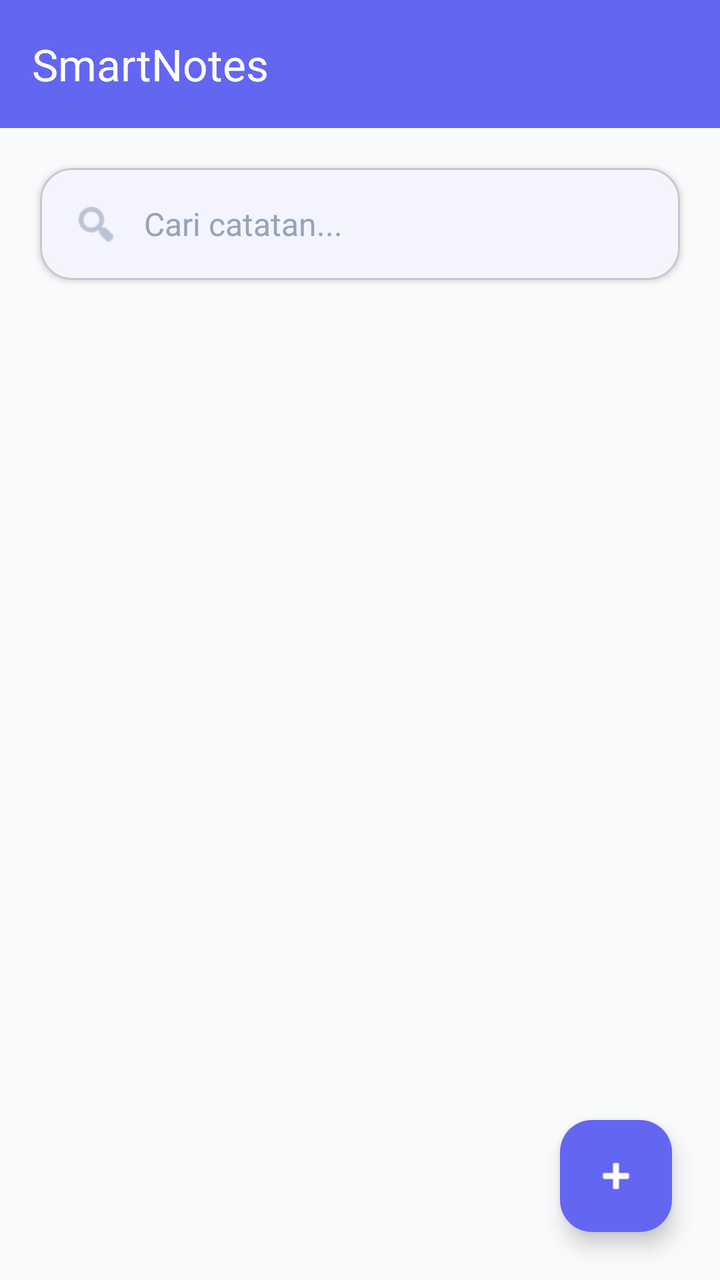
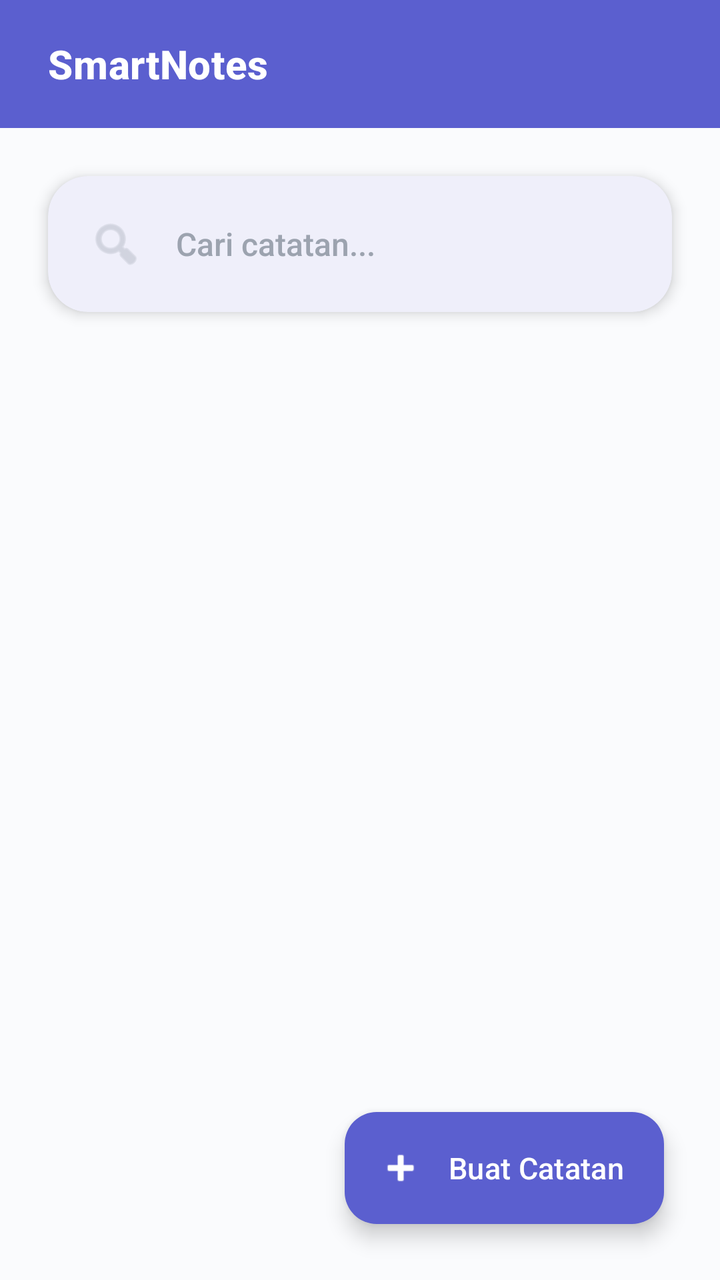

Compare the two renders of this Android layout. The source of the first and the diff that turns it into the second are given below.
<!-- AndroidManifest.xml: application theme Theme.SmartNotes -->
<!-- res/layout/activity_main.xml -->
<?xml version="1.0" encoding="utf-8"?>
<androidx.coordinatorlayout.widget.CoordinatorLayout
    xmlns:android="http://schemas.android.com/apk/res/android"
    xmlns:app="http://schemas.android.com/apk/res-auto"
    xmlns:tools="http://schemas.android.com/tools"
    android:layout_width="match_parent"
    android:layout_height="match_parent"
    android:background="@color/background"
    tools:context=".MainActivity">

    
    <com.google.android.material.appbar.AppBarLayout
        android:id="@+id/appBarLayout"
        android:layout_width="match_parent"
        android:layout_height="wrap_content"
        android:background="@color/primary"
        android:elevation="0dp"
        android:theme="@style/ThemeOverlay.Material3.Dark">

        
        <androidx.appcompat.widget.Toolbar
            android:id="@+id/toolbar"
            android:layout_width="match_parent"
            android:layout_height="?attr/actionBarSize"
            android:background="@android:color/transparent"
            app:title="@string/app_name"
            app:titleTextColor="@color/white"
            app:popupTheme="@style/ThemeOverlay.AppCompat.Light" />

        
        <androidx.appcompat.widget.Toolbar
            android:id="@+id/selectionToolbar"
            android:layout_width="match_parent"
            android:layout_height="?attr/actionBarSize"
            android:background="@color/accent"
            app:title="0 dipilih"
            app:titleTextColor="@color/white"
            android:visibility="gone" />

    </com.google.android.material.appbar.AppBarLayout>

    
    <androidx.core.widget.NestedScrollView
        android:layout_width="match_parent"
        android:layout_height="match_parent"
        android:fillViewport="true"
        app:layout_behavior="@string/appbar_scrolling_view_behavior">

        <LinearLayout
            android:layout_width="match_parent"
            android:layout_height="wrap_content"
            android:orientation="vertical">

            
            <com.google.android.material.card.MaterialCardView
                android:layout_width="match_parent"
                android:layout_height="wrap_content"
                android:layout_marginStart="20dp"
                android:layout_marginEnd="20dp"
                android:layout_marginTop="20dp"
                android:layout_marginBottom="16dp"
                app:cardCornerRadius="16dp"
                app:cardElevation="2dp"
                app:cardBackgroundColor="@color/card_background">

                <LinearLayout
                    android:layout_width="match_parent"
                    android:layout_height="wrap_content"
                    android:orientation="horizontal"
                    android:gravity="center_vertical"
                    android:padding="16dp">

                    <ImageView
                        android:layout_width="24dp"
                        android:layout_height="24dp"
                        android:src="@android:drawable/ic_menu_search"
                        android:tint="@color/text_tertiary"
                        android:layout_marginEnd="12dp" />

                    <EditText
                        android:id="@+id/searchEditText"
                        android:layout_width="0dp"
                        android:layout_height="wrap_content"
                        android:layout_weight="1"
                        android:hint="@string/search_notes"
                        android:textSize="16sp"
                        android:textColor="@color/text_primary"
                        android:textColorHint="@color/text_tertiary"
                        android:background="@android:color/transparent"
                        android:inputType="text"
                        android:maxLines="1" />

                </LinearLayout>

            </com.google.android.material.card.MaterialCardView>

            
            <androidx.recyclerview.widget.RecyclerView
                android:id="@+id/notesRecyclerView"
                android:layout_width="match_parent"
                android:layout_height="wrap_content"
                android:paddingStart="12dp"
                android:paddingEnd="12dp"
                android:paddingBottom="100dp"
                android:clipToPadding="false"
                android:overScrollMode="never"
                tools:listitem="@layout/item_note" />

            
            <LinearLayout
                android:id="@+id/emptyStateLayout"
                android:layout_width="match_parent"
                android:layout_height="wrap_content"
                android:orientation="vertical"
                android:gravity="center"
                android:padding="48dp"
                android:layout_marginTop="80dp"
                android:visibility="gone">

                <ImageView
                    android:layout_width="120dp"
                    android:layout_height="120dp"
                    android:src="@android:drawable/ic_menu_edit"
                    android:tint="@color/text_tertiary"
                    android:alpha="0.3" />

                <TextView
                    android:layout_width="wrap_content"
                    android:layout_height="wrap_content"
                    android:text="@string/no_notes_yet"
                    android:textSize="20sp"
                    android:textStyle="bold"
                    android:layout_marginTop="24dp"
                    android:textColor="@color/text_primary" />

                <TextView
                    android:layout_width="wrap_content"
                    android:layout_height="wrap_content"
                    android:text="@string/tap_plus_to_add"
                    android:textSize="14sp"
                    android:layout_marginTop="8dp"
                    android:textColor="@color/text_secondary"
                    android:gravity="center" />

            </LinearLayout>

        </LinearLayout>

    </androidx.core.widget.NestedScrollView>

    
    <com.google.android.material.floatingactionbutton.FloatingActionButton
        android:id="@+id/fabAddNote"
        android:layout_width="wrap_content"
        android:layout_height="wrap_content"
        android:layout_gravity="bottom|end"
        android:layout_margin="24dp"
        android:src="@android:drawable/ic_input_add"
        android:contentDescription="@string/add_note"
        app:tint="@color/white"
        app:backgroundTint="@color/primary" />

</androidx.coordinatorlayout.widget.CoordinatorLayout>
<!-- res/layout/item_note.xml (included above) -->
<?xml version="1.0" encoding="utf-8"?>
<com.google.android.material.card.MaterialCardView
    xmlns:android="http://schemas.android.com/apk/res/android"
    xmlns:app="http://schemas.android.com/apk/res-auto"
    android:id="@+id/cardView"
    android:layout_width="match_parent"
    android:layout_height="wrap_content"
    android:layout_margin="8dp"
    app:cardCornerRadius="12dp"
    app:cardElevation="2dp"
    android:clickable="true"
    android:focusable="true"
    android:foreground="?android:attr/selectableItemBackground">

    <LinearLayout
        android:layout_width="match_parent"
        android:layout_height="wrap_content"
        android:orientation="horizontal"
        android:padding="16dp">

        <CheckBox
            android:id="@+id/selectCheckbox"
            android:layout_width="wrap_content"
            android:layout_height="wrap_content"
            android:layout_gravity="center_vertical"
            android:visibility="gone" />

        <LinearLayout
            android:layout_width="0dp"
            android:layout_height="wrap_content"
            android:layout_weight="1"
            android:orientation="vertical"
            android:layout_marginStart="8dp">

            <LinearLayout
                android:layout_width="match_parent"
                android:layout_height="wrap_content"
                android:orientation="horizontal"
                android:gravity="center_vertical">

                <TextView
                    android:id="@+id/pinIcon"
                    android:layout_width="wrap_content"
                    android:layout_height="wrap_content"
                    android:text="📌"
                    android:textSize="16sp"
                    android:visibility="gone"
                    android:layout_marginEnd="4dp"
                    android:layout_marginTop="-2dp" />

                <TextView
                    android:id="@+id/titleTextView"
                    android:layout_width="0dp"
                    android:layout_height="wrap_content"
                    android:layout_weight="1"
                    android:text="Judul Catatan"
                    android:textSize="18sp"
                    android:textStyle="bold"
                    android:textColor="@color/black"
                    android:maxLines="1"
                    android:ellipsize="end" />

            </LinearLayout>

            <TextView
                android:id="@+id/contentTextView"
                android:layout_width="match_parent"
                android:layout_height="wrap_content"
                android:text="Isi catatan..."
                android:textSize="14sp"
                android:textColor="@color/gray"
                android:layout_marginTop="4dp"
                android:maxLines="3"
                android:ellipsize="end" />

            <LinearLayout
                android:layout_width="match_parent"
                android:layout_height="wrap_content"
                android:orientation="horizontal"
                android:layout_marginTop="8dp"
                android:gravity="center_vertical">

                <TextView
                    android:id="@+id/categoryTextView"
                    android:layout_width="wrap_content"
                    android:layout_height="wrap_content"
                    android:text="Pribadi"
                    android:textSize="11sp"
                    android:textColor="@color/white"
                    android:background="@color/accent"
                    android:paddingStart="8dp"
                    android:paddingEnd="8dp"
                    android:paddingTop="2dp"
                    android:paddingBottom="2dp"
                    android:layout_marginEnd="8dp" />

                <TextView
                    android:id="@+id/timestampTextView"
                    android:layout_width="wrap_content"
                    android:layout_height="wrap_content"
                    android:text="12 Jan 2025"
                    android:textSize="12sp"
                    android:textColor="@color/gray" />

            </LinearLayout>

        </LinearLayout>

    </LinearLayout>

</com.google.android.material.card.MaterialCardView>
<!-- resources referenced by this layout -->
<resources>
  <color name="accent">#8B5CF6</color>
  <color name="background">#F8FAFC</color>
  <color name="black">#0F172A</color>
  <color name="card_background">#FFFFFF</color>
  <color name="gray">#64748B</color>
  <color name="primary">#6366F1</color>
  <color name="text_primary">#0F172A</color>
  <color name="text_secondary">#64748B</color>
  <color name="text_tertiary">#94A3B8</color>
  <color name="white">#FFFFFF</color>
  <string name="add_note">Tambah Catatan</string>
  <string name="app_name">SmartNotes</string>
  <string name="search_notes">Cari catatan...</string>
  <style name="Theme.SmartNotes" parent="Theme.Material3.Light.NoActionBar">
          
          <item name="colorPrimary">@color/primary</item>
          <item name="colorPrimaryDark">@color/primary_dark</item>
          <item name="colorPrimaryContainer">@color/primary_light</item>
          <item name="colorOnPrimary">@color/white</item>
  
          
          <item name="colorSecondary">@color/accent</item>
          <item name="colorSecondaryContainer">@color/accent_light</item>
          <item name="colorOnSecondary">@color/white</item>
  
          
          <item name="colorSurface">@color/surface</item>
          <item name="colorSurfaceVariant">@color/surface_variant</item>
          <item name="colorOnSurface">@color/on_surface</item>
          <item name="colorOnSurfaceVariant">@color/on_surface_variant</item>
  
          
          <item name="android:colorBackground">@color/background</item>
          <item name="colorOnBackground">@color/text_primary</item>
  
          
          <item name="android:statusBarColor">@color/primary</item>
          <item name="android:windowLightStatusBar">false</item>
  
          
          <item name="android:navigationBarColor">@color/background</item>
          <item name="android:windowLightNavigationBar">true</item>
  
          
          <item name="android:textColorPrimary">@color/text_primary</item>
          <item name="android:textColorSecondary">@color/text_secondary</item>
  
          
          <item name="actionMenuTextColor">@color/white</item>
      </style>
  <color name="primary_dark">#4F46E5</color>
  <color name="primary_light">#818CF8</color>
  <color name="accent_light">#A78BFA</color>
  <color name="surface">#FFFFFF</color>
  <color name="surface_variant">#F1F5F9</color>
  <color name="on_surface">#0F172A</color>
  <color name="on_surface_variant">#64748B</color>
  <!-- unchanged entries left out for length: 3 -->
</resources>

<!-- the commit's change to res/layout/activity_main.xml (unified diff, before → after) -->
@@ -14,28 +14,35 @@
         android:layout_width="match_parent"
         android:layout_height="wrap_content"
         android:background="@color/primary"
-        android:elevation="0dp"
+        android:elevation="8dp"
         android:theme="@style/ThemeOverlay.Material3.Dark">
 
         
         <androidx.appcompat.widget.Toolbar
             android:id="@+id/toolbar"
             android:layout_width="match_parent"
-            android:layout_height="?attr/actionBarSize"
+            android:layout_height="64dp"
             android:background="@android:color/transparent"
+            android:paddingStart="20dp"
+            android:paddingEnd="20dp"
             app:title="@string/app_name"
             app:titleTextColor="@color/white"
+            app:titleTextAppearance="@style/ToolbarTitleStyle"
             app:popupTheme="@style/ThemeOverlay.AppCompat.Light" />
 
         
         <androidx.appcompat.widget.Toolbar
             android:id="@+id/selectionToolbar"
             android:layout_width="match_parent"
-            android:layout_height="?attr/actionBarSize"
+            android:layout_height="64dp"
             android:background="@color/accent"
+            android:paddingStart="20dp"
+            android:paddingEnd="20dp"
             app:title="0 dipilih"
             app:titleTextColor="@color/white"
-            android:visibility="gone" />
+            app:titleTextAppearance="@style/ToolbarTitleStyle"
+            android:visibility="gone"
+            android:elevation="8dp" />
 
     </com.google.android.material.appbar.AppBarLayout>
 
@@ -55,27 +62,29 @@
             <com.google.android.material.card.MaterialCardView
                 android:layout_width="match_parent"
                 android:layout_height="wrap_content"
-                android:layout_marginStart="20dp"
-                android:layout_marginEnd="20dp"
-                android:layout_marginTop="20dp"
+                android:layout_marginStart="24dp"
+                android:layout_marginEnd="24dp"
+                android:layout_marginTop="24dp"
                 android:layout_marginBottom="16dp"
-                app:cardCornerRadius="16dp"
-                app:cardElevation="2dp"
-                app:cardBackgroundColor="@color/card_background">
+                app:cardCornerRadius="20dp"
+                app:cardElevation="4dp"
+                app:cardBackgroundColor="@color/card_background"
+                app:strokeWidth="0dp">
 
                 <LinearLayout
                     android:layout_width="match_parent"
                     android:layout_height="wrap_content"
                     android:orientation="horizontal"
                     android:gravity="center_vertical"
-                    android:padding="16dp">
+                    android:padding="20dp">
 
                     <ImageView
-                        android:layout_width="24dp"
-                        android:layout_height="24dp"
+                        android:layout_width="28dp"
+                        android:layout_height="28dp"
                         android:src="@android:drawable/ic_menu_search"
                         android:tint="@color/text_tertiary"
-                        android:layout_marginEnd="12dp" />
+                        android:layout_marginEnd="16dp"
+                        android:alpha="0.6" />
 
                     <EditText
                         android:id="@+id/searchEditText"
@@ -88,6 +97,7 @@
                         android:textColorHint="@color/text_tertiary"
                         android:background="@android:color/transparent"
                         android:inputType="text"
+                        android:fontFamily="sans-serif-medium"
                         android:maxLines="1" />
 
                 </LinearLayout>
@@ -99,9 +109,9 @@
                 android:id="@+id/notesRecyclerView"
                 android:layout_width="match_parent"
                 android:layout_height="wrap_content"
-                android:paddingStart="12dp"
-                android:paddingEnd="12dp"
-                android:paddingBottom="100dp"
+                android:paddingStart="16dp"
+                android:paddingEnd="16dp"
+                android:paddingBottom="120dp"
                 android:clipToPadding="false"
                 android:overScrollMode="never"
                 tools:listitem="@layout/item_note" />
@@ -114,33 +124,35 @@
                 android:orientation="vertical"
                 android:gravity="center"
                 android:padding="48dp"
-                android:layout_marginTop="80dp"
+                android:layout_marginTop="60dp"
                 android:visibility="gone">
 
                 <ImageView
-                    android:layout_width="120dp"
-                    android:layout_height="120dp"
+                    android:layout_width="140dp"
+                    android:layout_height="140dp"
                     android:src="@android:drawable/ic_menu_edit"
-                    android:tint="@color/text_tertiary"
-                    android:alpha="0.3" />
+                    android:tint="@color/primary_light"
+                    android:alpha="0.2" />
 
                 <TextView
                     android:layout_width="wrap_content"
                     android:layout_height="wrap_content"
                     android:text="@string/no_notes_yet"
-                    android:textSize="20sp"
+                    android:textSize="24sp"
                     android:textStyle="bold"
-                    android:layout_marginTop="24dp"
+                    android:fontFamily="sans-serif-medium"
+                    android:layout_marginTop="32dp"
                     android:textColor="@color/text_primary" />
 
                 <TextView
                     android:layout_width="wrap_content"
                     android:layout_height="wrap_content"
                     android:text="@string/tap_plus_to_add"
-                    android:textSize="14sp"
-                    android:layout_marginTop="8dp"
+                    android:textSize="15sp"
+                    android:layout_marginTop="12dp"
                     android:textColor="@color/text_secondary"
-                    android:gravity="center" />
+                    android:gravity="center"
+                    android:lineSpacingExtra="2dp" />
 
             </LinearLayout>
 
@@ -149,16 +161,22 @@
     </androidx.core.widget.NestedScrollView>
 
     
-    <com.google.android.material.floatingactionbutton.FloatingActionButton
+    <com.google.android.material.floatingactionbutton.ExtendedFloatingActionButton
         android:id="@+id/fabAddNote"
         android:layout_width="wrap_content"
         android:layout_height="wrap_content"
         android:layout_gravity="bottom|end"
-        android:layout_margin="24dp"
-        android:src="@android:drawable/ic_input_add"
+        android:layout_margin="28dp"
+        android:text="Buat Catatan"
+        android:textSize="15sp"
+        android:textColor="@color/white"
+        android:fontFamily="sans-serif-medium"
+        app:icon="@android:drawable/ic_input_add"
+        app:iconTint="@color/white"
         android:contentDescription="@string/add_note"
-        app:tint="@color/white"
-        app:backgroundTint="@color/primary" />
+        app:backgroundTint="@color/primary"
+        app:elevation="12dp"
+        app:rippleColor="@color/primary_light" />
 
 </androidx.coordinatorlayout.widget.CoordinatorLayout>
 <!-- res/layout/item_note.xml (included above) -->
@@ -170,104 +188,130 @@
     android:layout_width="match_parent"
     android:layout_height="wrap_content"
     android:layout_margin="8dp"
-    app:cardCornerRadius="12dp"
-    app:cardElevation="2dp"
+    app:cardCornerRadius="16dp"
+    app:cardElevation="3dp"
     android:clickable="true"
     android:focusable="true"
+    android:stateListAnimator="@null"
     android:foreground="?android:attr/selectableItemBackground">
 
     <LinearLayout
         android:layout_width="match_parent"
         android:layout_height="wrap_content"
-        android:orientation="horizontal"
-        android:padding="16dp">
-
-        <CheckBox
-            android:id="@+id/selectCheckbox"
-            android:layout_width="wrap_content"
+        android:orientation="vertical">
+
+        
+        <View
+            android:id="@+id/accentBar"
+            android:layout_width="match_parent"
+            android:layout_height="4dp"
+            android:background="@color/primary"
+            android:visibility="gone" />
+
+        <LinearLayout
+            android:layout_width="match_parent"
             android:layout_height="wrap_content"
-            android:layout_gravity="center_vertical"
-            android:visibility="gone" />
-
-        <LinearLayout
-            android:layout_width="0dp"
-            android:layout_height="wrap_content"
-            android:layout_weight="1"
-            android:orientation="vertical"
-            android:layout_marginStart="8dp">
+            android:orientation="horizontal"
+            android:padding="20dp">
+
+            <CheckBox
+                android:id="@+id/selectCheckbox"
+                android:layout_width="wrap_content"
+                android:layout_height="wrap_content"
+                android:layout_gravity="center_vertical"
+                android:layout_marginEnd="12dp"
+                android:visibility="gone"
+                android:buttonTint="@color/primary" />
 
             <LinearLayout
-                android:layout_width="match_parent"
-                android:layout_height="wrap_content"
-                android:orientation="horizontal"
-                android:gravity="center_vertical">
-
+                android:layout_width="0dp"
+                android:layout_height="wrap_content"
+                android:layout_weight="1"
+                android:orientation="vertical">
+
+                
+                <LinearLayout
+                    android:layout_width="match_parent"
+                    android:layout_height="wrap_content"
+                    android:orientation="horizontal"
+                    android:gravity="center_vertical"
+                    android:layout_marginBottom="8dp">
+
+                    <TextView
+                        android:id="@+id/pinIcon"
+                        android:layout_width="wrap_content"
+                        android:layout_height="wrap_content"
+                        android:text="📌"
+                        android:textSize="18sp"
+                        android:visibility="gone"
+                        android:layout_marginEnd="8dp" />
+
+                    <TextView
+                        android:id="@+id/titleTextView"
+                        android:layout_width="0dp"
+                        android:layout_height="wrap_content"
+                        android:layout_weight="1"
+                        android:text="Judul Catatan"
+                        android:textSize="18sp"
+                        android:textStyle="bold"
+                        android:fontFamily="sans-serif-medium"
+                        android:textColor="@color/text_primary"
+                        android:maxLines="2"
+                        android:ellipsize="end"
+                        android:lineSpacingExtra="2dp" />
+
+                </LinearLayout>
+
+                
                 <TextView
-                    android:id="@+id/pinIcon"
-                    android:layout_width="wrap_content"
-                    android:layout_height="wrap_content"
-                    android:text="📌"
-                    android:textSize="16sp"
-                    android:visibility="gone"
-                    android:layout_marginEnd="4dp"
-                    android:layout_marginTop="-2dp" />
-
-                <TextView
-                    android:id="@+id/titleTextView"
-                    android:layout_width="0dp"
-                    android:layout_height="wrap_content"
-                    android:layout_weight="1"
-                    android:text="Judul Catatan"
-                    android:textSize="18sp"
-                    android:textStyle="bold"
-                    android:textColor="@color/black"
-                    android:maxLines="1"
-                    android:ellipsize="end" />
+                    android:id="@+id/contentTextView"
+                    android:layout_width="match_parent"
+                    android:layout_height="wrap_content"
+                    android:text="Isi catatan..."
+                    android:textSize="14sp"
+                    android:textColor="@color/text_secondary"
+                    android:maxLines="3"
+                    android:ellipsize="end"
+                    android:lineSpacingExtra="3dp"
+                    android:layout_marginBottom="12dp" />
+
+                
+                <LinearLayout
+                    android:layout_width="match_parent"
+                    android:layout_height="wrap_content"
+                    android:orientation="horizontal"
+                    android:gravity="center_vertical">
+
+                    
+                    <TextView
+                        android:id="@+id/categoryTextView"
+                        android:layout_width="wrap_content"
+                        android:layout_height="wrap_content"
+                        android:text="Pribadi"
+                        android:textSize="11sp"
+                        android:textColor="@color/white"
+                        android:background="@drawable/category_badge_background"
+                        android:paddingStart="12dp"
+                        android:paddingEnd="12dp"
+                        android:paddingTop="4dp"
+                        android:paddingBottom="4dp"
+                        android:fontFamily="sans-serif-medium"
+                        android:layout_marginEnd="12dp" />
+
+                    
+                    <TextView
+                        android:id="@+id/timestampTextView"
+                        android:layout_width="wrap_content"
+                        android:layout_height="wrap_content"
+                        android:text="12 Jan 2025"
+                        android:textSize="12sp"
+                        android:textColor="@color/text_tertiary"
+                        android:fontFamily="sans-serif" />
+
+                </LinearLayout>
 
             </LinearLayout>
 
-            <TextView
-                android:id="@+id/contentTextView"
-                android:layout_width="match_parent"
-                android:layout_height="wrap_content"
-                android:text="Isi catatan..."
-                android:textSize="14sp"
-                android:textColor="@color/gray"
-                android:layout_marginTop="4dp"
-                android:maxLines="3"
-                android:ellipsize="end" />
-
-            <LinearLayout
-                android:layout_width="match_parent"
-                android:layout_height="wrap_content"
-                android:orientation="horizontal"
-                android:layout_marginTop="8dp"
-                android:gravity="center_vertical">
-
-                <TextView
-                    android:id="@+id/categoryTextView"
-                    android:layout_width="wrap_content"
-                    android:layout_height="wrap_content"
-                    android:text="Pribadi"
-                    android:textSize="11sp"
-                    android:textColor="@color/white"
-                    android:background="@color/accent"
-                    android:paddingStart="8dp"
-                    android:paddingEnd="8dp"
-                    android:paddingTop="2dp"
-                    android:paddingBottom="2dp"
-                    android:layout_marginEnd="8dp" />
-
-                <TextView
-                    android:id="@+id/timestampTextView"
-                    android:layout_width="wrap_content"
-                    android:layout_height="wrap_content"
-                    android:text="12 Jan 2025"
-                    android:textSize="12sp"
-                    android:textColor="@color/gray" />
-
-            </LinearLayout>
-
         </LinearLayout>
 
     </LinearLayout>
<!-- resource entries referenced after the edit -->
@@ -1,28 +1,38 @@
 <!-- resources referenced by this layout -->
 <resources>
-  <color name="accent">#8B5CF6</color>
-  <color name="background">#F8FAFC</color>
-  <color name="black">#0F172A</color>
+  <color name="accent">#7C3AED</color>
+  <color name="background">#FAFBFD</color>
   <color name="card_background">#FFFFFF</color>
-  <color name="gray">#64748B</color>
-  <color name="primary">#6366F1</color>
-  <color name="text_primary">#0F172A</color>
-  <color name="text_secondary">#64748B</color>
-  <color name="text_tertiary">#94A3B8</color>
+  <color name="primary">#5B5FCF</color>
+  <color name="text_primary">#1A1D2E</color>
+  <color name="text_secondary">#6B7280</color>
+  <color name="text_tertiary">#9CA3AF</color>
   <color name="white">#FFFFFF</color>
+  <!-- drawable category_badge_background (drawable) -->
+  <?xml version="1.0" encoding="utf-8"?>
+  <shape xmlns:android="http://schemas.android.com/apk/res/android">
+      <solid android:color="@color/accent" />
+      <corners android:radius="8dp" />
+  </shape>
   <string name="add_note">Tambah Catatan</string>
   <string name="app_name">SmartNotes</string>
   <string name="search_notes">Cari catatan...</string>
+  <style name="ToolbarTitleStyle" parent="TextAppearance.Material3.TitleLarge">
+          <item name="android:textSize">20sp</item>
+          <item name="android:textStyle">bold</item>
+          <item name="fontFamily">sans-serif-medium</item>
+          <item name="android:letterSpacing">0.01</item>
+      </style>
   <style name="Theme.SmartNotes" parent="Theme.Material3.Light.NoActionBar">
           
           <item name="colorPrimary">@color/primary</item>
           <item name="colorPrimaryDark">@color/primary_dark</item>
-          <item name="colorPrimaryContainer">@color/primary_light</item>
+          <item name="colorPrimaryContainer">@color/primary_container</item>
           <item name="colorOnPrimary">@color/white</item>
   
           
           <item name="colorSecondary">@color/accent</item>
-          <item name="colorSecondaryContainer">@color/accent_light</item>
+          <item name="colorSecondaryContainer">@color/accent_container</item>
           <item name="colorOnSecondary">@color/white</item>
   
           
@@ -49,14 +59,38 @@
   
           
           <item name="actionMenuTextColor">@color/white</item>
+  
+          
+          <item name="android:windowBackground">@color/background</item>
+  
+          
+          <item name="materialButtonStyle">@style/Widget.App.Button</item>
+          <item name="borderlessButtonStyle">@style/Widget.App.Button.TextButton</item>
       </style>
-  <color name="primary_dark">#4F46E5</color>
-  <color name="primary_light">#818CF8</color>
-  <color name="accent_light">#A78BFA</color>
+  <color name="primary_dark">#4B4FC5</color>
+  <color name="primary_container">#E8E9FF</color>
+  <color name="accent_container">#F3E8FF</color>
+  <color name="primary_light">#7B7FE5</color>
   <color name="surface">#FFFFFF</color>
-  <color name="surface_variant">#F1F5F9</color>
-  <color name="on_surface">#0F172A</color>
-  <color name="on_surface_variant">#64748B</color>
+  <color name="surface_variant">#F3F4F8</color>
+  <color name="on_surface">#1A1D2E</color>
+  <color name="on_surface_variant">#6B7280</color>
+  <style name="Widget.App.Button" parent="Widget.Material3.Button">
+          <item name="cornerRadius">12dp</item>
+          <item name="android:textSize">16sp</item>
+          <item name="android:textAllCaps">false</item>
+          <item name="fontFamily">sans-serif-medium</item>
+          <item name="android:letterSpacing">0.01</item>
+          <item name="android:paddingTop">14dp</item>
+          <item name="android:paddingBottom">14dp</item>
+          <item name="elevation">2dp</item>
+      </style>
+  <style name="Widget.App.Button.TextButton" parent="Widget.Material3.Button.TextButton">
+          <item name="android:textSize">16sp</item>
+          <item name="android:textAllCaps">false</item>
+          <item name="fontFamily">sans-serif-medium</item>
+          <item name="android:letterSpacing">0.01</item>
+      </style>
   <!-- unchanged entries left out for length: 3 -->
 </resources>
 
